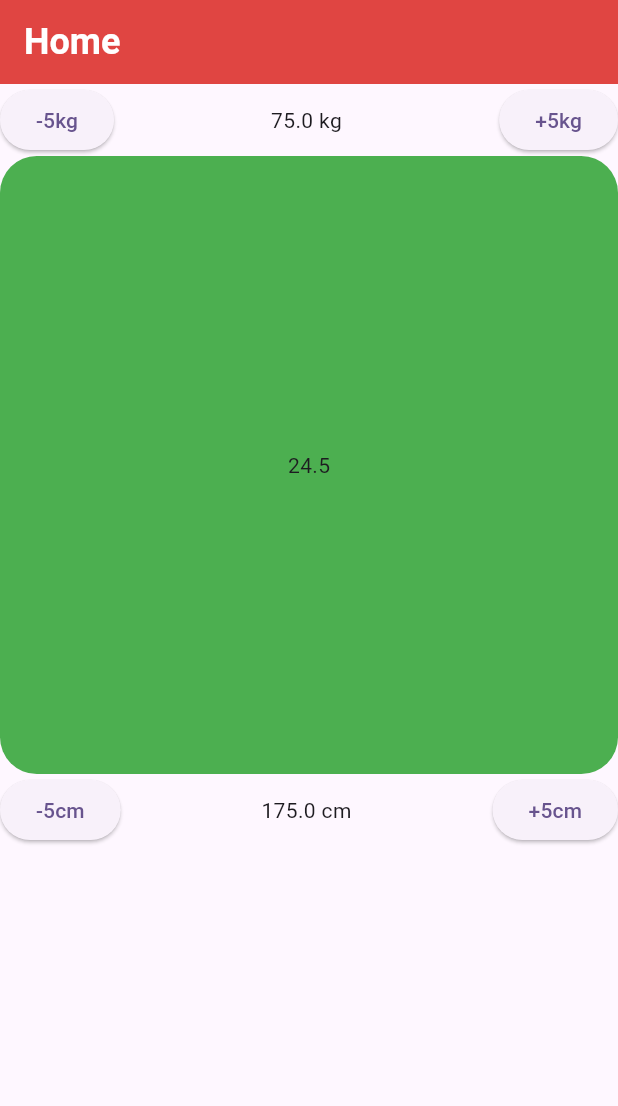
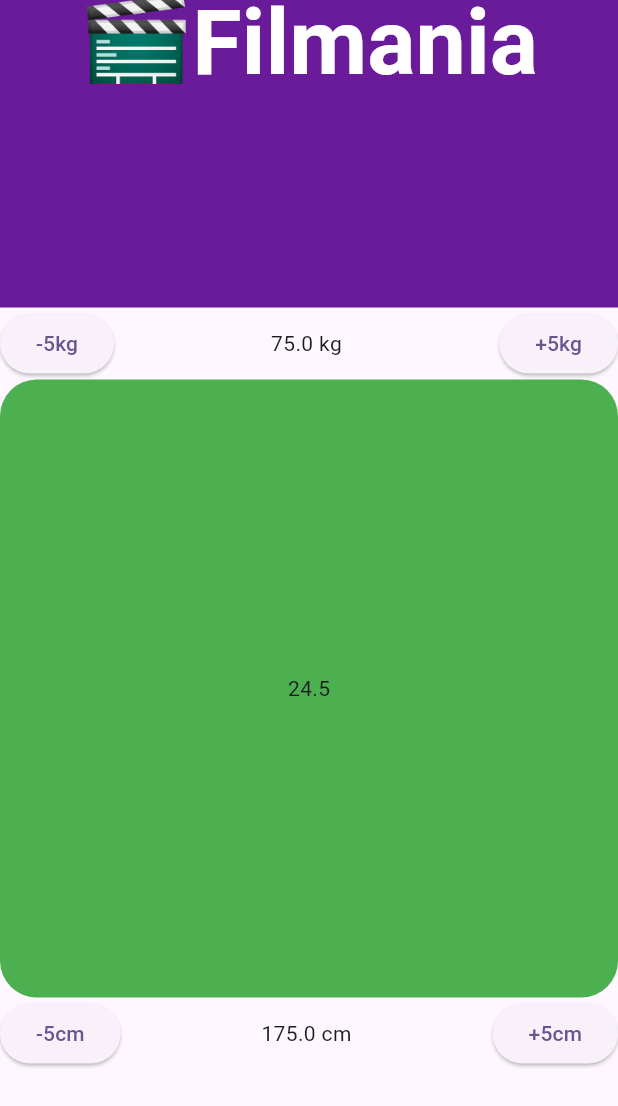
Before and after one commit to liiloouu16/flutter_project, a Flutter app: the screen it shows after launch, on a phone screen of 412 x 824 dp. Shown: the top 1106 px of the screen. Run offline on Flutter 3.47's test engine with Material 3 defaults, Android fonts, the phone set to English and light mode, and no system bars; our stand-ins replace flutter_riverpod, shared_preferences.

Commit message:
Début du desgin lololol

```diff
--- a/lib/home.dart
+++ b/lib/home.dart
@@ -19,16 +19,19 @@ class Home extends ConsumerWidget {
     double height = state.heightCm;
 
     return Scaffold(
-      appBar: AppBar(
-        elevation: 300,
-        title: const Text('Home',
-            style: TextStyle(
-              color: Colors.white,
-              fontSize: 24,
-              fontWeight: FontWeight.bold,
-            )),
-        backgroundColor: Colors.red,
-      ),
+      appBar:
+          PreferredSize(preferredSize: Size.fromHeight(205.0), child:
+            AppBar(
+              centerTitle: true,
+              title: const Text('🎬Filmania',
+                  style: TextStyle(
+                    color: Colors.white,
+                    fontSize: 60,
+                    fontWeight: FontWeight.bold,
+                  )),
+              backgroundColor: Colors.purple[800],
+            ),
+          ),
       body: Column(children: [
         Row(
           mainAxisAlignment: MainAxisAlignment.center,
```
